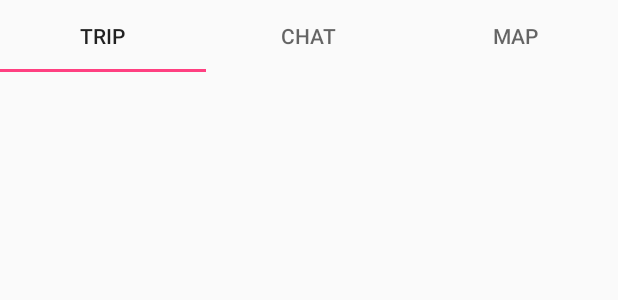
After one commit to SebastBake/CobaltMirror, an Android app: the layout fragment_trip_tab_bar.xml on its own in the app's theme, with its tools: preview values and no code run, on a phone screen of 412 x 824 dp. The commit adds this screen. Shown: the top 300 px of the screen. Run offline under Robolectric (Android 15) with nearby library versions, the phone set to English and light mode, and no system bars.

Commit message:
created tab fragment

```diff
--- a/Client/TourList/app/build.gradle
+++ b/Client/TourList/app/build.gradle
@@ -27,5 +27,6 @@ dependencies {
     compile 'com.android.support:appcompat-v7:24.2.1'
     compile 'com.android.support.constraint:constraint-layout:1.0.2'
     compile 'com.android.support:support-v4:24.2.1'
+    compile 'com.android.support:design:24.2.1'
     testCompile 'junit:junit:4.12'
 }
--- a/Client/TourList/app/src/main/java/com/unimelbit/teamcobalt/tourlist/Chat.java
+++ b/Client/TourList/app/src/main/java/com/unimelbit/teamcobalt/tourlist/Chat.java
@@ -1,5 +1,6 @@
 package com.unimelbit.teamcobalt.tourlist;
 
+import android.support.design.widget.TabLayout;
 import android.support.v7.app.AppCompatActivity;
 import android.os.Bundle;
 
--- a/Client/TourList/app/src/main/java/com/unimelbit/teamcobalt/tourlist/TripDetails.java
+++ b/Client/TourList/app/src/main/java/com/unimelbit/teamcobalt/tourlist/TripDetails.java
@@ -9,5 +9,6 @@ public class TripDetails extends AppCompatActivity {
     protected void onCreate(Bundle savedInstanceState) {
         super.onCreate(savedInstanceState);
         setContentView(R.layout.activity_trip_details);
+
     }
 }
--- /dev/null
+++ b/Client/TourList/app/src/main/res/layout/fragment_trip_tab_bar.xml
@@ -0,0 +1,33 @@
+<FrameLayout xmlns:android="http://schemas.android.com/apk/res/android"
+    xmlns:tools="http://schemas.android.com/tools"
+    android:layout_width="match_parent"
+    android:layout_height="match_parent"
+    tools:context="com.unimelbit.teamcobalt.tourlist.TripTabBarFragment">
+
+    <!-- TODO: Update blank fragment layout -->
+
+    <android.support.design.widget.TabLayout
+        android:layout_height="wrap_content"
+        android:layout_width="match_parent">
+
+        <android.support.design.widget.TabItem
+            android:text="@string/title_activity_trip_details"
+            android:layout_width="wrap_content"
+            android:layout_height="wrap_content" />
+
+        <android.support.design.widget.TabItem
+            android:text="@string/title_activity_chat"
+            android:layout_width="wrap_content"
+            android:layout_height="wrap_content" />
+
+        <android.support.design.widget.TabItem
+            android:text="@string/title_activity_map"
+            android:layout_width="wrap_content"
+            android:layout_height="wrap_content" />
+
+
+    </android.support.design.widget.TabLayout>
+
+
+
+</FrameLayout>
--- a/Client/TourList/app/src/main/res/values/strings.xml
+++ b/Client/TourList/app/src/main/res/values/strings.xml
@@ -4,4 +4,9 @@
     <string name="title_activity_augmented_reality">AugmentedReality</string>
     <string name="dummy_button">Dummy Button</string>
     <string name="dummy_content">DUMMY\nCONTENT</string>
+
+    <string name="title_activity_chat">Chat</string>
+    <string name="title_activity_map">Map</string>
+    <string name="title_activity_trip_details">Trip</string>
+
 </resources>
```
Also changed, not shown: Client/TourList/app/src/main/java/com/unimelbit/teamcobalt/tourlist/TripTabBarFragment.java (added, +108 -0 lines), Client/TourList/app/src/main/res/layout/activity_chat.xml (+15 -0 lines), Client/TourList/app/src/main/res/layout/activity_map.xml (+15 -0 lines), Client/TourList/app/src/main/res/layout/activity_trip_details.xml (+11 -5 lines).
